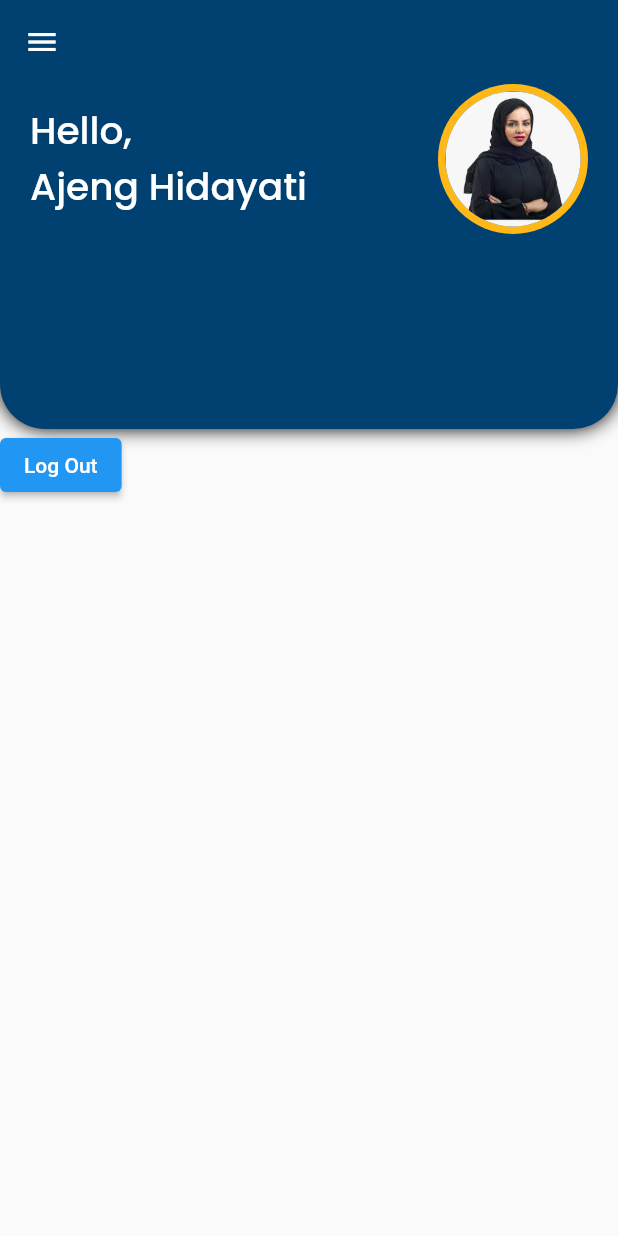
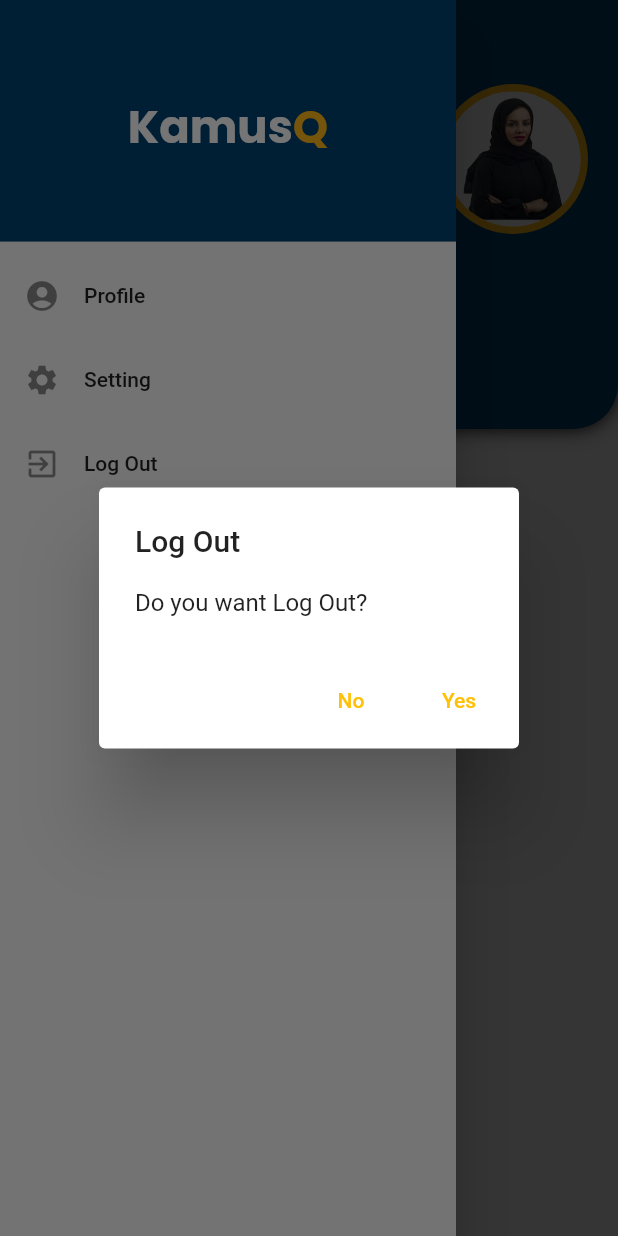
Before and after one commit to FiDiSoft/KamusQ, a Flutter app: the screen it shows once a user with an empty profile is signed in, in the side drawer, after a tap on "Log Out", on a phone screen of 412 x 824 dp. Run offline on Flutter 3.47's test engine with Material 2 defaults, Android fonts, the phone set to English and light mode, and no system bars; our stand-ins replace email_validator, firebase_auth, firebase_core, google_fonts, lottie; missing offline and left inert: flappy_search_bar_ns; accounts and stored records are empty.

Commit message:
add primary swatch and alert dialog

```diff
--- a/lib/main.dart
+++ b/lib/main.dart
@@ -1,6 +1,7 @@
 import 'package:firebase_core/firebase_core.dart';
 import 'package:flutter/material.dart';
 import 'package:kamusq/pages/splash_page.dart';
+import 'package:kamusq/theme.dart';
 
 void main() async {
   WidgetsFlutterBinding.ensureInitialized();
@@ -14,6 +15,7 @@ class MyApp extends StatelessWidget {
   @override
   Widget build(BuildContext context) {
     return MaterialApp(
+      theme: ThemeData(primarySwatch: Colors.amber),
       debugShowCheckedModeBanner: false,
       routes: {'/': (context) => SplashPage()},
     );
--- a/lib/pages/main_page.dart
+++ b/lib/pages/main_page.dart
@@ -15,6 +15,7 @@ class MainPage extends StatelessWidget {
         appBar: AppBar(
           backgroundColor: blue,
           elevation: 0,
+          iconTheme: IconThemeData(color: Colors.white)
         ),
         drawer: Drawer(
             child: ListView(
@@ -55,11 +56,28 @@ class MainPage extends StatelessWidget {
               },
             ),
             ListTile(
-              title: const Text('Exit'),
+              title: const Text('Log Out'),
               leading: Icon(Icons.exit_to_app),
               minLeadingWidth: 10,
               onTap: () {
-                Navigator.pop(context);
+                showDialog(
+                    context: context,
+                    builder: (BuildContext context) => AlertDialog(
+                            title: Text("Log Out"),
+                            content: Text("Do you want Log Out? "),
+                            actions: [
+                              TextButton(
+                                onPressed: () {
+                                  Navigator.pop(context, "No");
+                              },
+                                  child: Text("No")),
+                              TextButton(
+                                  onPressed: () async {
+                                    await AuthServices.logOut();
+                                    Navigator.pop(context, "Yes");
+                                  },
+                                  child: Text("Yes")),
+                            ]));
               },
             ),
           ],
@@ -104,12 +122,6 @@ class MainPage extends StatelessWidget {
                 ),
               ),
             ),
-            ElevatedButton(
-              onPressed: () async {
-                await AuthServices.logOut();
-              },
-              child: Text('Log Out'),
-            )
           ],
         )));
   }
```
Also changed, not shown: pubspec.lock.
